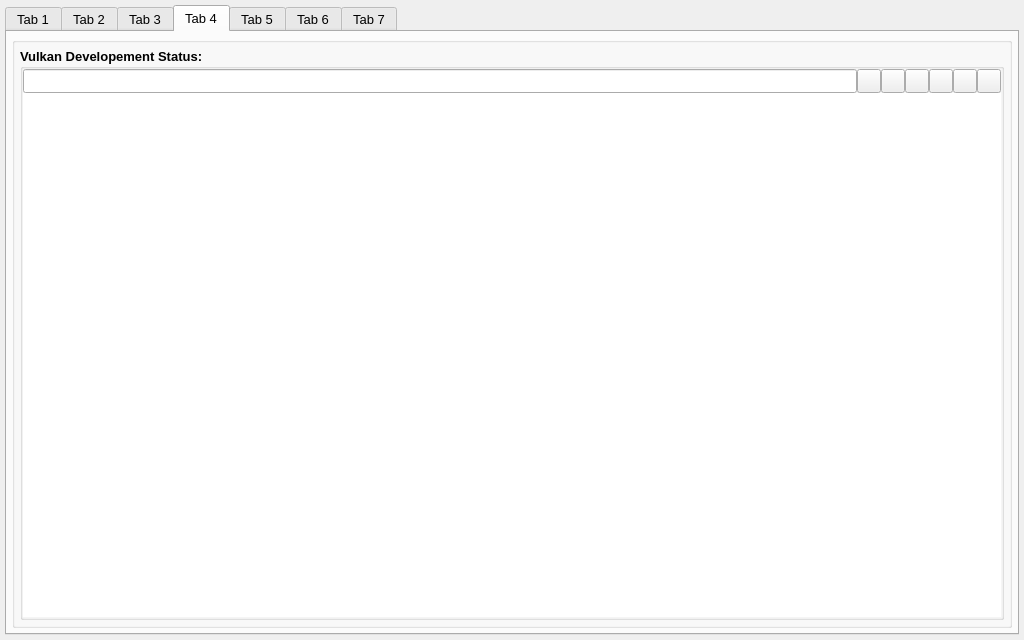
First picture: the form in vkconfig_gui/mainwindow.ui, repository LunarG/VulkanTools, before the edit.
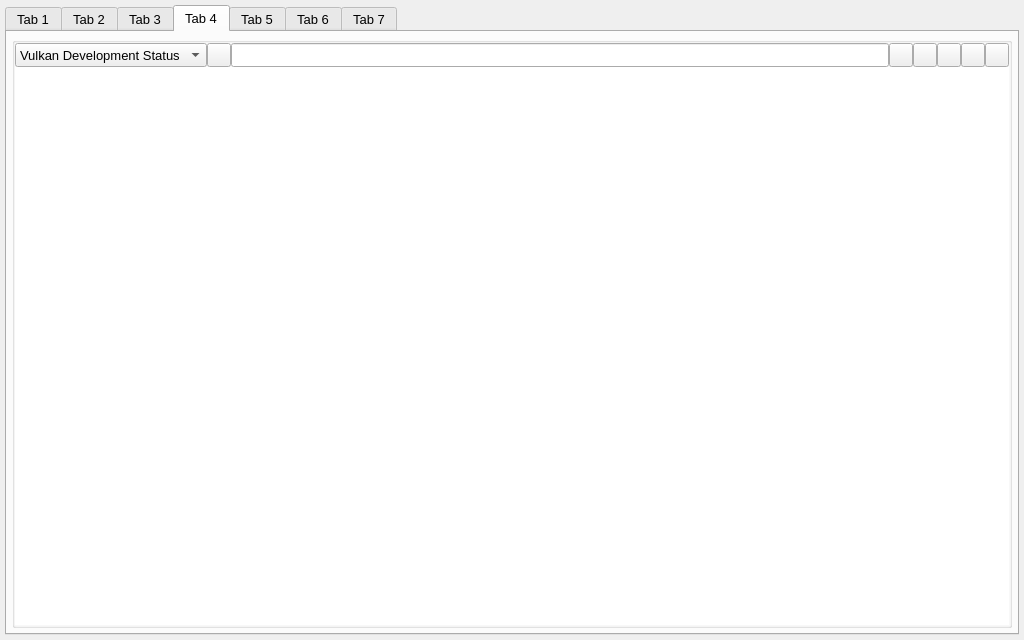
Second picture: the form after the edit. The open tabs and pages were chosen to show the change. Icons and pictures are not drawn.

Patch:
```diff
--- a/vkconfig_gui/mainwindow.ui
+++ b/vkconfig_gui/mainwindow.ui
@@ -2000,37 +2000,6 @@
             <number>0</number>
            </property>
            <property name="leftMargin">
-            <number>5</number>
-           </property>
-           <property name="topMargin">
-            <number>5</number>
-           </property>
-           <property name="rightMargin">
-            <number>5</number>
-           </property>
-           <property name="bottomMargin">
-            <number>5</number>
-           </property>
-           <item>
-            <widget class="QGroupBox" name="diagnostic_group_box_refresh">
-             <property name="font">
-              <font>
-               <family>Arial</family>
-               <pointsize>10</pointsize>
-               <bold>true</bold>
-              </font>
-             </property>
-             <property name="autoFillBackground">
-              <bool>false</bool>
-             </property>
-             <property name="title">
-              <string>Vulkan Developement Status:</string>
-             </property>
-             <layout class="QVBoxLayout" name="verticalLayout_21">
-              <property name="spacing">
-               <number>0</number>
-              </property>
-              <property name="leftMargin">
                <number>0</number>
               </property>
               <property name="topMargin">
@@ -2053,6 +2022,84 @@
                 <property name="bottomMargin">
                  <number>0</number>
                 </property>
+             <item>
+              <widget class="QComboBox" name="diagnostic_mode">
+               <property name="minimumSize">
+                <size>
+                 <width>0</width>
+                 <height>24</height>
+                </size>
+               </property>
+               <property name="maximumSize">
+                <size>
+                 <width>16777215</width>
+                 <height>24</height>
+                </size>
+               </property>
+               <property name="sizeAdjustPolicy">
+                <enum>QComboBox::SizeAdjustPolicy::AdjustToContents</enum>
+               </property>
+               <item>
+                <property name="text">
+                 <string>Vulkan Development Status</string>
+                </property>
+               </item>
+               <item>
+                <property name="text">
+                 <string>VulkanInfo Summary</string>
+                </property>
+               </item>
+               <item>
+                <property name="text">
+                 <string>VulkanInfo Full Log</string>
+                </property>
+               </item>
+               <item>
+                <property name="text">
+                 <string>Device Vulkan Profile</string>
+                </property>
+               </item>
+               <item>
+                <property name="text">
+                 <string>Vulkan Loader Log</string>
+                </property>
+               </item>
+               <item>
+                <property name="text">
+                 <string>Active Loader Configuration</string>
+                </property>
+               </item>
+               <item>
+                <property name="text">
+                 <string>Vulkan Loader Settings</string>
+                </property>
+               </item>
+               <item>
+                <property name="text">
+                 <string>Vulkan Layers Settings</string>
+                </property>
+               </item>
+              </widget>
+             </item>
+             <item>
+              <widget class="QPushButton" name="diagnostic_export">
+               <property name="minimumSize">
+                <size>
+                 <width>24</width>
+                 <height>24</height>
+                </size>
+               </property>
+               <property name="maximumSize">
+                <size>
+                 <width>24</width>
+                 <height>24</height>
+                </size>
+               </property>
+               <property name="text">
+                <string/>
+               </property>
+              </widget>
+             </item>
                 <item>
                  <widget class="QLineEdit" name="diagnostic_search_edit">
                   <property name="minimumSize">
@@ -2142,6 +2189,9 @@
                   <property name="text">
                    <string/>
                   </property>
+               <property name="checkable">
+                <bool>true</bool>
+               </property>
                  </widget>
                 </item>
                 <item>
@@ -2167,6 +2217,9 @@
                   <property name="text">
                    <string/>
                   </property>
+               <property name="checkable">
+                <bool>true</bool>
+               </property>
                  </widget>
                 </item>
                 <item>
@@ -2192,30 +2245,8 @@
                   <property name="text">
                    <string/>
                   </property>
-                 </widget>
-                </item>
-                <item>
-                 <widget class="QPushButton" name="diagnostic_search_hide">
-                  <property name="sizePolicy">
-                   <sizepolicy hsizetype="Fixed" vsizetype="Fixed">
-                    <horstretch>0</horstretch>
-                    <verstretch>0</verstretch>
-                   </sizepolicy>
-                  </property>
-                  <property name="minimumSize">
-                   <size>
-                    <width>24</width>
-                    <height>24</height>
-                   </size>
-                  </property>
-                  <property name="maximumSize">
-                   <size>
-                    <width>24</width>
-                    <height>24</height>
-                   </size>
-                  </property>
-                  <property name="text">
-                   <string/>
+               <property name="checkable">
+                <bool>true</bool>
                   </property>
                  </widget>
                 </item>
@@ -2242,9 +2273,6 @@
                 <property name="readOnly">
                  <bool>true</bool>
                 </property>
-               </widget>
-              </item>
-             </layout>
             </widget>
            </item>
           </layout>
```
Left out of the diff: 2 changed lines with no effect on the pictures. Lines whose indentation alone changed are shown as unchanged.
